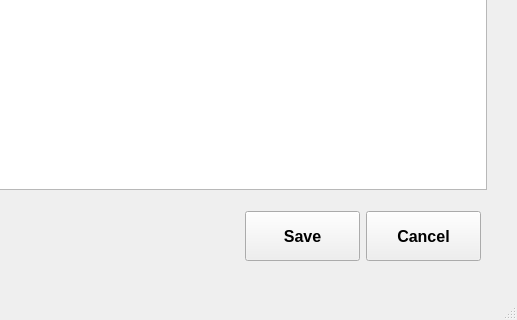
Qt form forms_ui/invoice_view.ui (kennethinfante/thanos_app) before a commit; both pictures show x 683 to 1200 and y 680 to 1000 of the 1200 by 1000 pixel window.
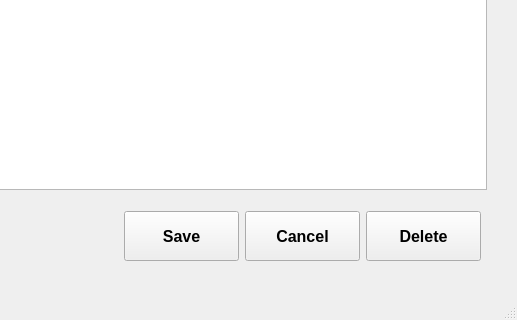
The same form after that commit.

Commit message: Added dropdowns for the invoice lines in the invoice view

```diff
--- a/forms_ui/invoice_view.ui
+++ b/forms_ui/invoice_view.ui
@@ -228,6 +228,32 @@
        </property>
       </widget>
      </item>
+     <item>
+      <widget class="QPushButton" name="delete_btn">
+       <property name="minimumSize">
+        <size>
+         <width>115</width>
+         <height>50</height>
+        </size>
+       </property>
+       <property name="maximumSize">
+        <size>
+         <width>115</width>
+         <height>50</height>
+        </size>
+       </property>
+       <property name="font">
+        <font>
+         <pointsize>12</pointsize>
+         <weight>75</weight>
+         <bold>true</bold>
+        </font>
+       </property>
+       <property name="text">
+        <string>Delete</string>
+       </property>
+      </widget>
+     </item>
     </layout>
    </widget>
    <widget class="QWidget" name="layoutWidget">
```
Left out of the diff: 4 changed lines with no effect on the pictures. The commit also changes 8 other files.
